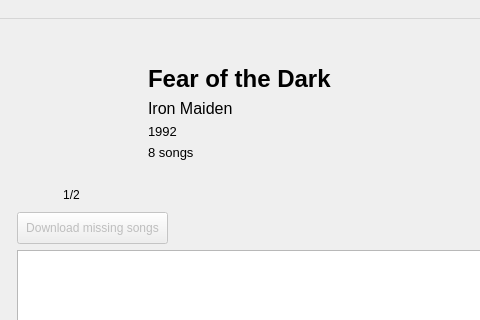
This is res/ui/mainwindow.ui in Docheinstein/music-dragon as Qt 5 draws it before an edit; both pictures show x 167 to 647 and y 0 to 320 of the 964 by 715 pixel window. The edited form follows.
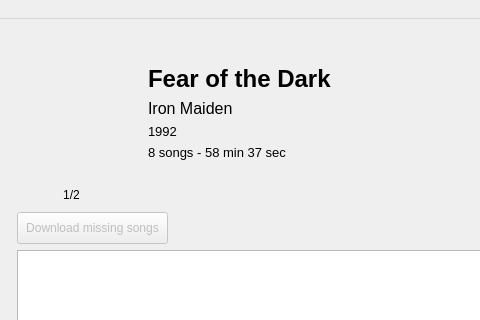
This is the edited form. The open tabs and pages were chosen to show the change. Icons and pictures are not drawn. Custom widgets are drawn as their Qt base class.

Diff of the .ui file:
```diff
--- a/res/ui/mainwindow.ui
+++ b/res/ui/mainwindow.ui
@@ -464,7 +464,7 @@
                  </font>
                 </property>
                 <property name="text">
-                 <string>8 songs</string>
+                 <string>8 songs - 58 min 37 sec</string>
                 </property>
                </widget>
               </item>
```
Left out of the diff: 2 changed lines with no effect on the pictures.
